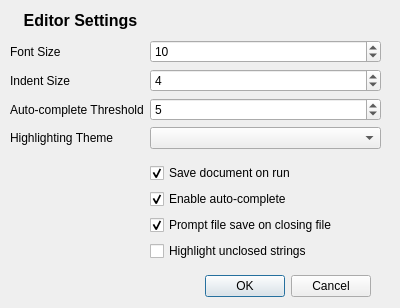
Before: the Qt Designer form TuringEditor/settingsdialog.ui in Open-Turing-Project/turing-editor-qt, drawn with Qt 5.
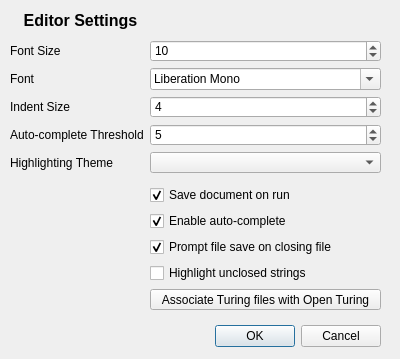
After: the same form once the commit is applied.

The edit to the form file:
```diff
--- a/TuringEditor/settingsdialog.ui
+++ b/TuringEditor/settingsdialog.ui
@@ -7,7 +7,7 @@
     <x>0</x>
     <y>0</y>
     <width>400</width>
-    <height>308</height>
+    <height>359</height>
    </rect>
   </property>
   <property name="windowTitle">
@@ -16,8 +16,8 @@
   <widget class="QDialogButtonBox" name="buttonBox">
    <property name="geometry">
     <rect>
-     <x>30</x>
-     <y>270</y>
+     <x>40</x>
+     <y>320</y>
      <width>341</width>
      <height>32</height>
     </rect>
@@ -35,7 +35,7 @@
      <x>10</x>
      <y>40</y>
      <width>371</width>
-     <height>221</height>
+     <height>271</height>
     </rect>
    </property>
    <layout class="QFormLayout" name="settingsForm">
@@ -56,41 +56,62 @@
       </property>
      </widget>
     </item>
-    <item row="6" column="1">
-     <widget class="QCheckBox" name="autoComp">
-      <property name="text">
-       <string>Enable auto-complete</string>
-      </property>
-      <property name="checked">
-       <bool>true</bool>
-      </property>
-     </widget>
-    </item>
-    <item row="7" column="1">
-     <widget class="QCheckBox" name="confirmSave">
-      <property name="text">
-       <string>Prompt file save on closing file</string>
-      </property>
-      <property name="checked">
-       <bool>true</bool>
-      </property>
-     </widget>
-    </item>
-    <item row="1" column="1">
-     <widget class="QSpinBox" name="indentSize">
-      <property name="value">
-       <number>4</number>
-      </property>
-     </widget>
-    </item>
     <item row="1" column="0">
+     <widget class="QLabel" name="label_6">
+      <property name="text">
+       <string>Font</string>
+      </property>
+     </widget>
+    </item>
+    <item row="1" column="1">
+     <widget class="QFontComboBox" name="fontSelect">
+      <property name="currentFont">
+       <font>
+        <family>Courier New</family>
+        <pointsize>10</pointsize>
+       </font>
+      </property>
+     </widget>
+    </item>
+    <item row="2" column="0">
      <widget class="QLabel" name="label_2">
       <property name="text">
        <string>Indent Size</string>
       </property>
      </widget>
     </item>
+    <item row="2" column="1">
+     <widget class="QSpinBox" name="indentSize">
+      <property name="value">
+       <number>4</number>
+      </property>
+     </widget>
+    </item>
+    <item row="3" column="0">
+     <widget class="QLabel" name="label_4">
+      <property name="text">
+       <string>Auto-complete Threshold</string>
+      </property>
+     </widget>
+    </item>
+    <item row="3" column="1">
+     <widget class="QSpinBox" name="autoCompThresh">
+      <property name="value">
+       <number>5</number>
+      </property>
+     </widget>
+    </item>
     <item row="4" column="0">
+     <widget class="QLabel" name="label_5">
+      <property name="text">
+       <string>Highlighting Theme</string>
+      </property>
+     </widget>
+    </item>
+    <item row="4" column="1">
+     <widget class="QComboBox" name="theme"/>
+    </item>
+    <item row="5" column="0">
      <spacer name="verticalSpacer">
       <property name="orientation">
        <enum>Qt::Vertical</enum>
@@ -103,7 +124,7 @@
       </property>
      </spacer>
     </item>
-    <item row="5" column="1">
+    <item row="6" column="1">
      <widget class="QCheckBox" name="saveOnRun">
       <property name="text">
        <string>Save document on run</string>
@@ -113,37 +134,40 @@
       </property>
      </widget>
     </item>
-    <item row="2" column="0">
-     <widget class="QLabel" name="label_4">
+    <item row="7" column="1">
+     <widget class="QCheckBox" name="autoComp">
       <property name="text">
-       <string>Auto-complete Threshold</string>
+       <string>Enable auto-complete</string>
       </property>
-     </widget>
-    </item>
-    <item row="2" column="1">
-     <widget class="QSpinBox" name="autoCompThresh">
-      <property name="value">
-       <number>5</number>
+      <property name="checked">
+       <bool>true</bool>
       </property>
      </widget>
     </item>
-    <item row="3" column="0">
-     <widget class="QLabel" name="label_5">
-      <property name="text">
-       <string>Highlighting Theme</string>
-      </property>
-     </widget>
-    </item>
-    <item row="3" column="1">
-     <widget class="QComboBox" name="theme"/>
-    </item>
     <item row="8" column="1">
+     <widget class="QCheckBox" name="confirmSave">
+      <property name="text">
+       <string>Prompt file save on closing file</string>
+      </property>
+      <property name="checked">
+       <bool>true</bool>
+      </property>
+     </widget>
+    </item>
+    <item row="9" column="1">
      <widget class="QCheckBox" name="stringEOLHighlight">
       <property name="text">
        <string>Highlight unclosed strings</string>
       </property>
      </widget>
     </item>
+    <item row="10" column="1">
+     <widget class="QPushButton" name="associateFiles">
+      <property name="text">
+       <string>Associate Turing files with Open Turing</string>
+      </property>
+     </widget>
+    </item>
    </layout>
   </widget>
   <widget class="QLabel" name="label_3">
```
Left out of the diff: 19 changed lines with no effect on the pictures.
